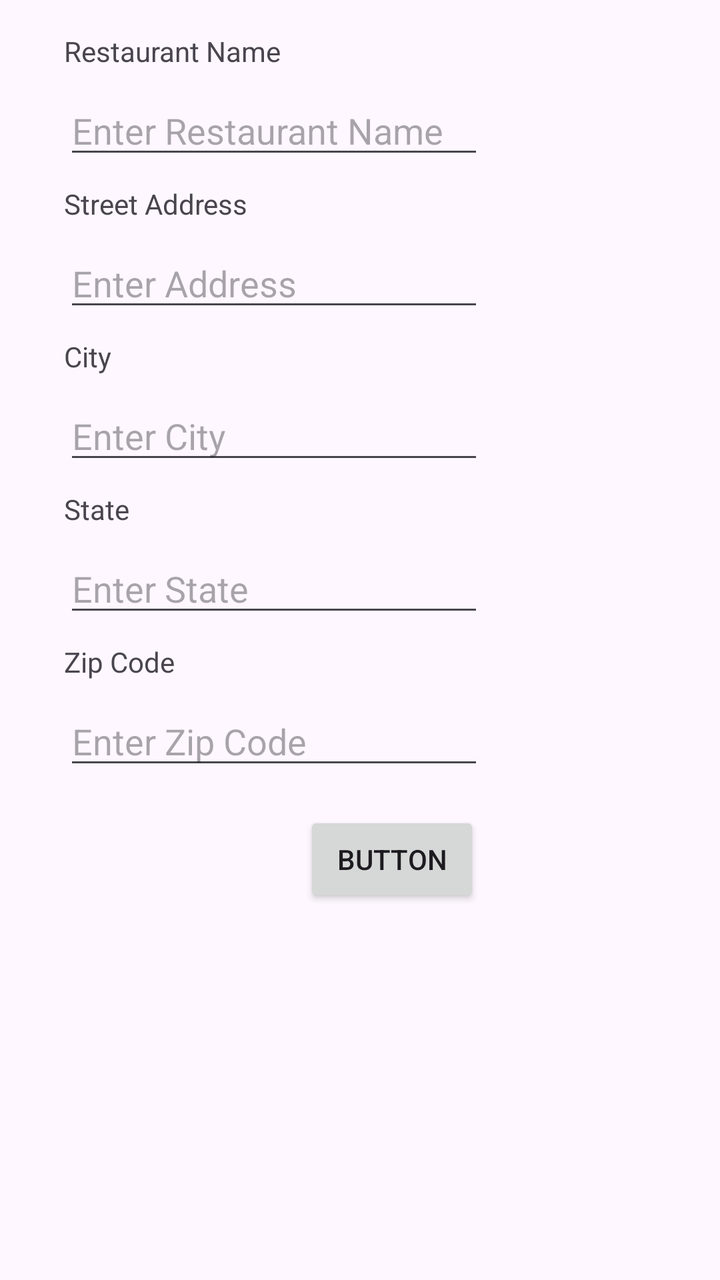
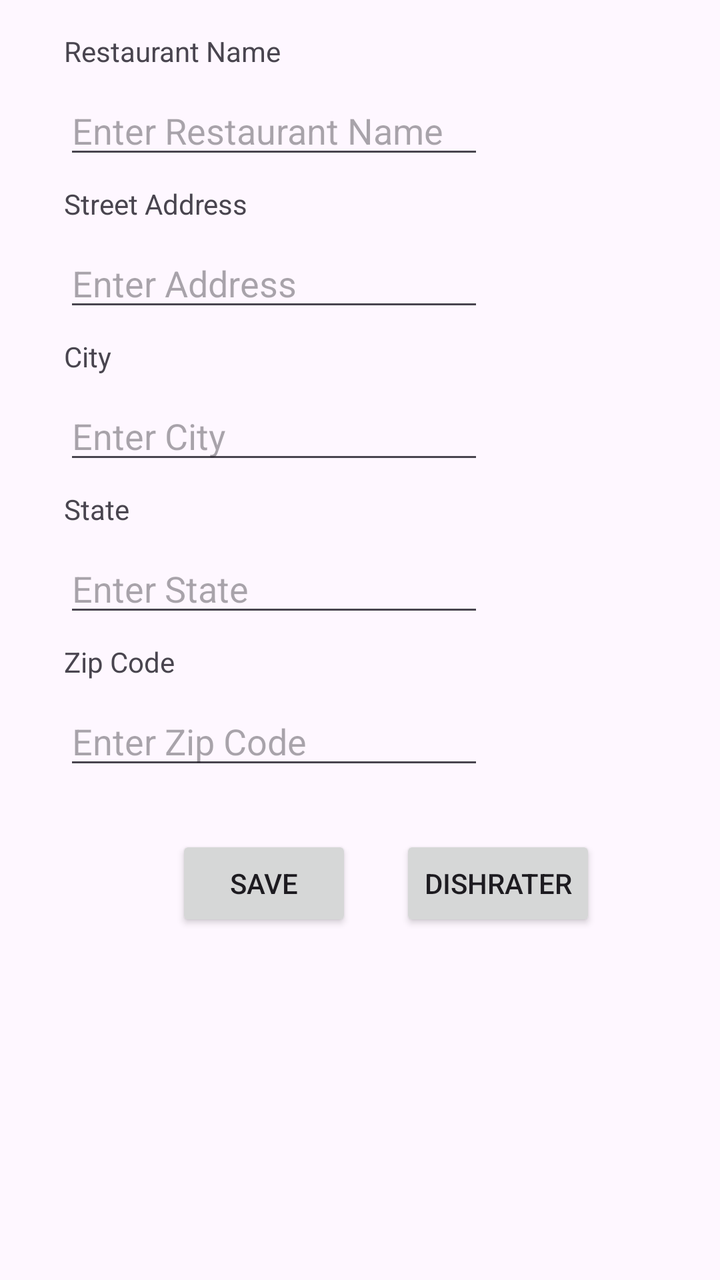

The first picture is an Android layout as it rendered before a commit; the second is the same layout after the commit. The layout source and the unified diff follow.
<!-- AndroidManifest.xml: application theme Theme.RestaurantRater -->
<!-- res/layout/activity_main.xml -->
<?xml version="1.0" encoding="utf-8"?>
<androidx.constraintlayout.widget.ConstraintLayout xmlns:android="http://schemas.android.com/apk/res/android"
    xmlns:app="http://schemas.android.com/apk/res-auto"
    xmlns:tools="http://schemas.android.com/tools"
    android:id="@+id/main"
    android:layout_width="match_parent"
    android:layout_height="match_parent"
    tools:context=".MainActivity">

    <TextView
        android:id="@+id/textRestName"
        android:layout_width="wrap_content"
        android:layout_height="wrap_content"
        android:layout_marginStart="32dp"
        android:layout_marginTop="16dp"
        android:text="Restaurant Name"
        app:layout_constraintStart_toStartOf="parent"
        app:layout_constraintTop_toTopOf="parent" />

    <EditText
        android:id="@+id/editTextText"
        android:layout_width="wrap_content"
        android:layout_height="wrap_content"
        android:layout_marginStart="32dp"
        android:layout_marginTop="8dp"
        android:ems="10"
        android:hint="Enter Restaurant Name"
        android:inputType="text"
        app:layout_constraintStart_toStartOf="parent"
        app:layout_constraintTop_toBottomOf="@+id/textRestName" />

    <TextView
        android:id="@+id/textView2"
        android:layout_width="wrap_content"
        android:layout_height="wrap_content"
        android:layout_marginStart="32dp"
        android:layout_marginTop="8dp"
        android:text="Street Address"
        app:layout_constraintStart_toStartOf="parent"
        app:layout_constraintTop_toBottomOf="@+id/editTextText" />

    <EditText
        android:id="@+id/editTextText2"
        android:layout_width="wrap_content"
        android:layout_height="wrap_content"
        android:layout_marginStart="32dp"
        android:layout_marginTop="8dp"
        android:ems="10"
        android:hint="Enter Address"
        android:inputType="text"
        app:layout_constraintStart_toStartOf="parent"
        app:layout_constraintTop_toBottomOf="@+id/textView2" />

    <TextView
        android:id="@+id/textView3"
        android:layout_width="wrap_content"
        android:layout_height="wrap_content"
        android:layout_marginStart="32dp"
        android:layout_marginTop="8dp"
        android:text="City"
        app:layout_constraintStart_toStartOf="parent"
        app:layout_constraintTop_toBottomOf="@+id/editTextText2" />

    <EditText
        android:id="@+id/editTextText3"
        android:layout_width="wrap_content"
        android:layout_height="wrap_content"
        android:layout_marginStart="32dp"
        android:layout_marginTop="8dp"
        android:ems="10"
        android:hint="Enter City"
        android:inputType="text"
        app:layout_constraintStart_toStartOf="parent"
        app:layout_constraintTop_toBottomOf="@+id/textView3" />

    <TextView
        android:id="@+id/textView4"
        android:layout_width="wrap_content"
        android:layout_height="wrap_content"
        android:layout_marginStart="32dp"
        android:layout_marginTop="8dp"
        android:text="State"
        app:layout_constraintStart_toStartOf="parent"
        app:layout_constraintTop_toBottomOf="@+id/editTextText3" />

    <EditText
        android:id="@+id/editTextText4"
        android:layout_width="wrap_content"
        android:layout_height="wrap_content"
        android:layout_marginStart="32dp"
        android:layout_marginTop="8dp"
        android:ems="10"
        android:hint="Enter State"
        android:inputType="text"
        app:layout_constraintStart_toStartOf="parent"
        app:layout_constraintTop_toBottomOf="@+id/textView4" />

    <TextView
        android:id="@+id/textView5"
        android:layout_width="wrap_content"
        android:layout_height="wrap_content"
        android:layout_marginStart="32dp"
        android:layout_marginTop="8dp"
        android:text="Zip Code"
        app:layout_constraintStart_toStartOf="parent"
        app:layout_constraintTop_toBottomOf="@+id/editTextText4" />

    <EditText
        android:id="@+id/editTextText5"
        android:layout_width="wrap_content"
        android:layout_height="wrap_content"
        android:layout_marginStart="32dp"
        android:layout_marginTop="8dp"
        android:ems="10"
        android:hint="Enter Zip Code"
        android:inputType="text"
        app:layout_constraintStart_toStartOf="parent"
        app:layout_constraintTop_toBottomOf="@+id/textView5" />

    <Button
        android:id="@+id/button"
        android:layout_width="wrap_content"
        android:layout_height="wrap_content"
        android:layout_marginStart="152dp"
        android:layout_marginTop="16dp"
        android:text="Button"
        app:layout_constraintStart_toStartOf="parent"
        app:layout_constraintTop_toBottomOf="@+id/editTextText5" />
</androidx.constraintlayout.widget.ConstraintLayout>
<!-- resources referenced by this layout -->
<resources>
  <style name="Theme.RestaurantRater" parent="Base.Theme.RestaurantRater" />
  <style name="Base.Theme.RestaurantRater" parent="Theme.Material3.DayNight.NoActionBar">
          
          
      </style>
</resources>

<!-- the commit's change to res/layout/activity_main.xml (unified diff, before → after) -->
@@ -13,7 +13,7 @@
         android:layout_height="wrap_content"
         android:layout_marginStart="32dp"
         android:layout_marginTop="16dp"
-        android:text="Restaurant Name"
+        android:text="@string/restaurant_name"
         app:layout_constraintStart_toStartOf="parent"
         app:layout_constraintTop_toTopOf="parent" />
 
@@ -24,10 +24,11 @@
         android:layout_marginStart="32dp"
         android:layout_marginTop="8dp"
         android:ems="10"
-        android:hint="Enter Restaurant Name"
+        android:hint="@string/enter_restaurant_name"
         android:inputType="text"
         app:layout_constraintStart_toStartOf="parent"
-        app:layout_constraintTop_toBottomOf="@+id/textRestName" />
+        app:layout_constraintTop_toBottomOf="@+id/textRestName"
+        tools:ignore="TouchTargetSizeCheck" />
 
     <TextView
         android:id="@+id/textView2"
@@ -35,7 +36,7 @@
         android:layout_height="wrap_content"
         android:layout_marginStart="32dp"
         android:layout_marginTop="8dp"
-        android:text="Street Address"
+        android:text="@string/street_address"
         app:layout_constraintStart_toStartOf="parent"
         app:layout_constraintTop_toBottomOf="@+id/editTextText" />
 
@@ -46,10 +47,11 @@
         android:layout_marginStart="32dp"
         android:layout_marginTop="8dp"
         android:ems="10"
-        android:hint="Enter Address"
+        android:hint="@string/enter_address"
         android:inputType="text"
         app:layout_constraintStart_toStartOf="parent"
-        app:layout_constraintTop_toBottomOf="@+id/textView2" />
+        app:layout_constraintTop_toBottomOf="@+id/textView2"
+        tools:ignore="TouchTargetSizeCheck" />
 
     <TextView
         android:id="@+id/textView3"
@@ -57,7 +59,7 @@
         android:layout_height="wrap_content"
         android:layout_marginStart="32dp"
         android:layout_marginTop="8dp"
-        android:text="City"
+        android:text="@string/city"
         app:layout_constraintStart_toStartOf="parent"
         app:layout_constraintTop_toBottomOf="@+id/editTextText2" />
 
@@ -68,10 +70,11 @@
         android:layout_marginStart="32dp"
         android:layout_marginTop="8dp"
         android:ems="10"
-        android:hint="Enter City"
+        android:hint="@string/enter_city"
         android:inputType="text"
         app:layout_constraintStart_toStartOf="parent"
-        app:layout_constraintTop_toBottomOf="@+id/textView3" />
+        app:layout_constraintTop_toBottomOf="@+id/textView3"
+        tools:ignore="TouchTargetSizeCheck" />
 
     <TextView
         android:id="@+id/textView4"
@@ -79,7 +82,7 @@
         android:layout_height="wrap_content"
         android:layout_marginStart="32dp"
         android:layout_marginTop="8dp"
-        android:text="State"
+        android:text="@string/state"
         app:layout_constraintStart_toStartOf="parent"
         app:layout_constraintTop_toBottomOf="@+id/editTextText3" />
 
@@ -90,10 +93,11 @@
         android:layout_marginStart="32dp"
         android:layout_marginTop="8dp"
         android:ems="10"
-        android:hint="Enter State"
+        android:hint="@string/enter_state"
         android:inputType="text"
         app:layout_constraintStart_toStartOf="parent"
-        app:layout_constraintTop_toBottomOf="@+id/textView4" />
+        app:layout_constraintTop_toBottomOf="@+id/textView4"
+        tools:ignore="TouchTargetSizeCheck" />
 
     <TextView
         android:id="@+id/textView5"
@@ -101,7 +105,7 @@
         android:layout_height="wrap_content"
         android:layout_marginStart="32dp"
         android:layout_marginTop="8dp"
-        android:text="Zip Code"
+        android:text="@string/zip_code"
         app:layout_constraintStart_toStartOf="parent"
         app:layout_constraintTop_toBottomOf="@+id/editTextText4" />
 
@@ -112,18 +116,29 @@
         android:layout_marginStart="32dp"
         android:layout_marginTop="8dp"
         android:ems="10"
-        android:hint="Enter Zip Code"
+        android:hint="@string/enter_zip_code"
         android:inputType="text"
         app:layout_constraintStart_toStartOf="parent"
-        app:layout_constraintTop_toBottomOf="@+id/textView5" />
+        app:layout_constraintTop_toBottomOf="@+id/textView5"
+        tools:ignore="TouchTargetSizeCheck" />
 
     <Button
-        android:id="@+id/button"
+        android:id="@+id/buttonDishRating"
         android:layout_width="wrap_content"
         android:layout_height="wrap_content"
-        android:layout_marginStart="152dp"
-        android:layout_marginTop="16dp"
-        android:text="Button"
+        android:layout_marginStart="200dp"
+        android:layout_marginTop="28dp"
+        android:text="@string/dishrater"
         app:layout_constraintStart_toStartOf="parent"
         app:layout_constraintTop_toBottomOf="@+id/editTextText5" />
+
+    <Button
+        android:id="@+id/buttonSave"
+        android:layout_width="wrap_content"
+        android:layout_height="wrap_content"
+        android:layout_marginTop="28dp"
+        android:layout_marginEnd="24dp"
+        android:text="@string/save"
+        app:layout_constraintEnd_toStartOf="@+id/buttonDishRating"
+        app:layout_constraintTop_toBottomOf="@+id/editTextText5" />
 </androidx.constraintlayout.widget.ConstraintLayout>
<!-- resource entries referenced after the edit -->
@@ -1,5 +1,17 @@
 <!-- resources referenced by this layout -->
 <resources>
+  <string name="city">City</string>
+  <string name="dishrater">DishRater</string>
+  <string name="enter_address">Enter Address</string>
+  <string name="enter_city">Enter City</string>
+  <string name="enter_restaurant_name">Enter Restaurant Name</string>
+  <string name="enter_state">Enter State</string>
+  <string name="enter_zip_code">Enter Zip Code</string>
+  <string name="restaurant_name">Restaurant Name</string>
+  <string name="save">Save</string>
+  <string name="state">State</string>
+  <string name="street_address">Street Address</string>
+  <string name="zip_code">Zip Code</string>
   <style name="Theme.RestaurantRater" parent="Base.Theme.RestaurantRater" />
   <style name="Base.Theme.RestaurantRater" parent="Theme.Material3.DayNight.NoActionBar">
           
